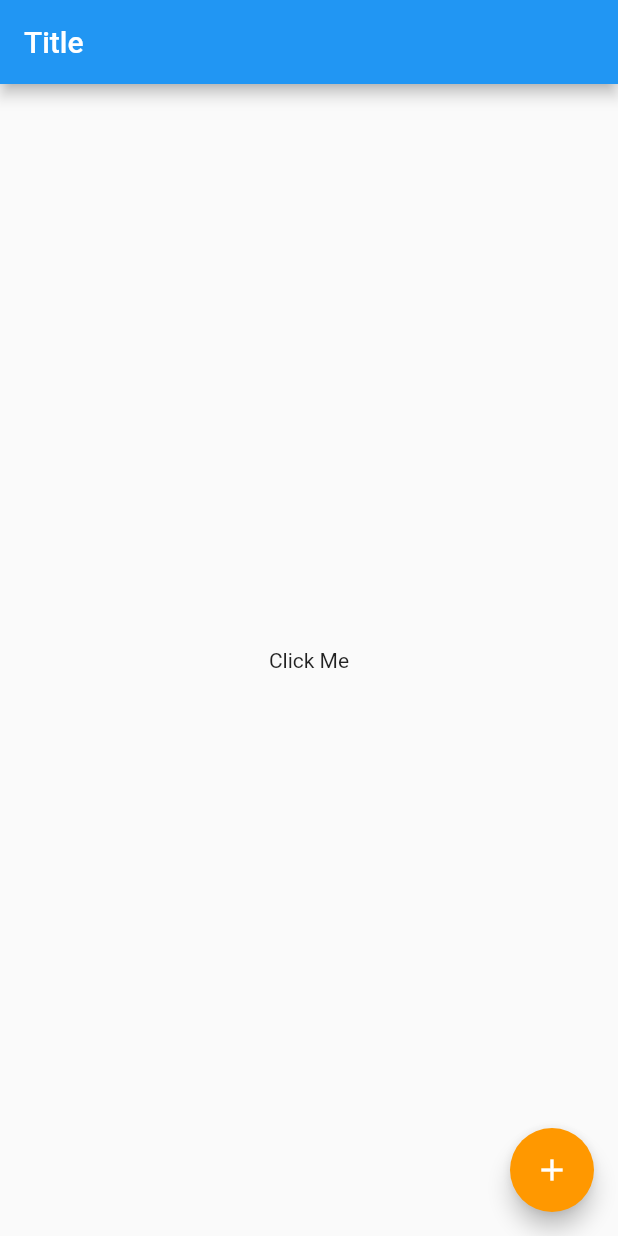
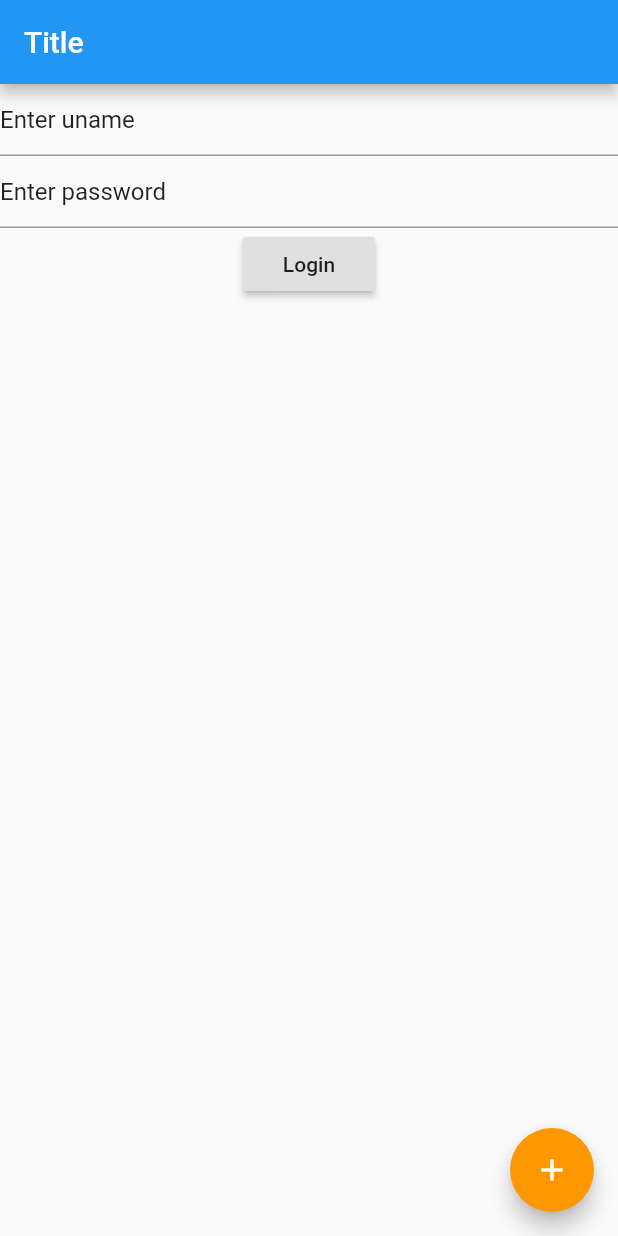
Before and after one commit to rrijal53/flutter-example, a Flutter app: the screen it shows after launch, on a phone screen of 412 x 824 dp. Run offline on Flutter 3.47's test engine with Material 2 defaults, Android fonts, the phone set to English and light mode, and no system bars; our stand-ins replace fluttertoast.

Commit message:
login example

```diff
--- a/lib/main.dart
+++ b/lib/main.dart
@@ -1,4 +1,5 @@
 import 'package:flutter/material.dart';
+import 'package:fluttertoast/fluttertoast.dart';
 
 import 'news.dart';
 
@@ -7,35 +8,73 @@ final routes = <String, WidgetBuilder>{
 };
 
 void main() => runApp(MyApp());
+
 class MyApp extends StatelessWidget {
   @override
   Widget build(BuildContext context) {
-    return new MaterialApp(
-      routes: routes,
-        home: new HomeScreen());
+    return new MaterialApp(routes: routes, home: new HomeScreen());
   }
 }
 
 class HomeScreen extends StatelessWidget {
+  TextEditingController controllerUsername =
+      new TextEditingController(text: "Enter uname");
+  TextEditingController controllerPassword =
+      new TextEditingController(text: "Enter password");
+
   @override
   Widget build(BuildContext context) {
     return new Scaffold(
       appBar: new AppBar(
         title: new Text("Title"),
       ),
-      body: new Center(child: new Text("Click Me")),
+      body: new Column(
+        children: <Widget>[
+          new TextField(
+            controller: controllerUsername,
+            decoration: new InputDecoration(hintText: "Enter username"),
+          ),
+          new TextField(
+            controller: controllerPassword,
+          ), new RaisedButton(child: new Text("Login"),onPressed: (){
+              String uname = controllerUsername.text;
+              String password = controllerPassword.text;
+              print(uname + " " + password);
+              if(uname.isEmpty){
+                showToast("Please enter valid username");
+              }else if(password.length < 6){
+                showToast("Password must be more than 6 character");
+              }else{
+                showToast("Logged in");
+
+              }
+          })
+        ],
+      ),
       floatingActionButton: new FloatingActionButton(
         child: new Icon(Icons.add),
         backgroundColor: Colors.orange,
         onPressed: () {
           print("Clicked");
-//          Navigator.push(
-//            context,
-//            new MaterialPageRoute(builder: (context) => new NewsFragment()),
-//          );
-          Navigator.of(context).pushNamed("news");
+          Navigator.push(
+            context,
+            new MaterialPageRoute(builder: (context) => new NewsFragment()),
+          );
+//          Navigator.of(context).pushNamed("news");
         },
       ),
     );
   }
+
+  showToast(String s){
+    Fluttertoast.showToast(
+        msg: s,
+        toastLength: Toast.LENGTH_SHORT,
+        gravity: ToastGravity.CENTER,
+        timeInSecForIos: 3,
+        backgroundColor: Colors.red,
+        textColor: Colors.white,
+        fontSize: 16.0
+    );
+  }
 }
--- a/pubspec.yaml
+++ b/pubspec.yaml
@@ -23,6 +23,8 @@ dependencies:
   # The following adds the Cupertino Icons font to your application.
   # Use with the CupertinoIcons class for iOS style icons.
   cupertino_icons: ^0.1.2
+  fluttertoast: ^3.1.0
+
 
 dev_dependencies:
   flutter_test:
```
Also changed, not shown: pubspec.lock, 2 other files.
